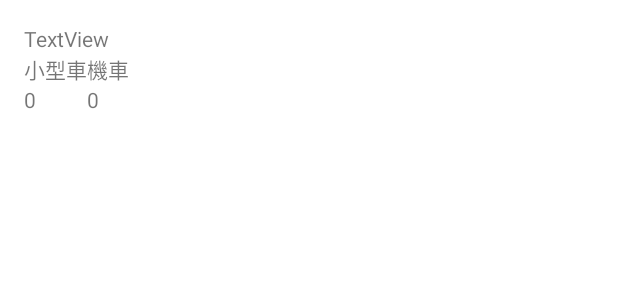
After one commit to jian-fu-hung/KaohsiungParking, an Android app: the layout info_window.xml on its own in the app's theme, with its tools: preview values and no code run, on a phone screen of 412 x 824 dp. The commit adds this screen. Shown: the top 300 px of the screen. Run offline under Robolectric (Android 15) with nearby library versions, the phone set to English and light mode, and no system bars.

Commit message:
修改marker infoWindows

```diff
--- /dev/null
+++ b/app/src/main/res/layout/info_window.xml
@@ -0,0 +1,53 @@
+<?xml version="1.0" encoding="utf-8"?>
+<android.widget.LinearLayout xmlns:android="http://schemas.android.com/apk/res/android"
+    xmlns:app="http://schemas.android.com/apk/res-auto"
+    android:layout_width="wrap_content"
+    android:layout_height="wrap_content"
+    android:background="#FFFFFF"
+    android:padding="16dp"
+    android:orientation="vertical">
+
+    <TextView
+        android:id="@+id/tv_parking_name"
+        android:layout_width="wrap_content"
+        android:layout_height="wrap_content"
+        android:text="TextView"
+        app:layout_constraintBottom_toBottomOf="parent"
+        app:layout_constraintEnd_toEndOf="parent"
+        app:layout_constraintStart_toStartOf="parent"
+        app:layout_constraintTop_toTopOf="parent" />
+
+    <LinearLayout
+        android:layout_width="wrap_content"
+        android:layout_height="wrap_content">
+        <LinearLayout
+            android:layout_width="wrap_content"
+            android:layout_height="wrap_content"
+            android:orientation="vertical">
+            <TextView
+                android:layout_width="wrap_content"
+                android:layout_height="wrap_content"
+                android:text="小型車"/>
+            <TextView
+                android:id="@+id/tv_small_car_number"
+                android:layout_width="wrap_content"
+                android:layout_height="wrap_content"
+                android:text="0"/>
+        </LinearLayout>
+        <LinearLayout
+            android:layout_width="wrap_content"
+            android:layout_height="wrap_content"
+            android:orientation="vertical">
+            <TextView
+                android:layout_width="wrap_content"
+                android:layout_height="wrap_content"
+                android:text="機車"/>
+            <TextView
+                android:id="@+id/tv_scooter_number"
+                android:layout_width="wrap_content"
+                android:layout_height="wrap_content"
+                android:text="0"/>
+        </LinearLayout>
+    </LinearLayout>
+
+</android.widget.LinearLayout>
```
Also changed, not shown: app/src/main/java/com/jerryhong/kaohsiungparking/ui/map/CustomInfoWindowAdapter.java (added, +46 -0 lines), app/src/main/java/com/jerryhong/kaohsiungparking/ui/map/MainActivity.java (+26 -1 lines), app/src/main/java/com/jerryhong/kaohsiungparking/ui/map/MarkerCacheManager.java (added, +19 -0 lines).
